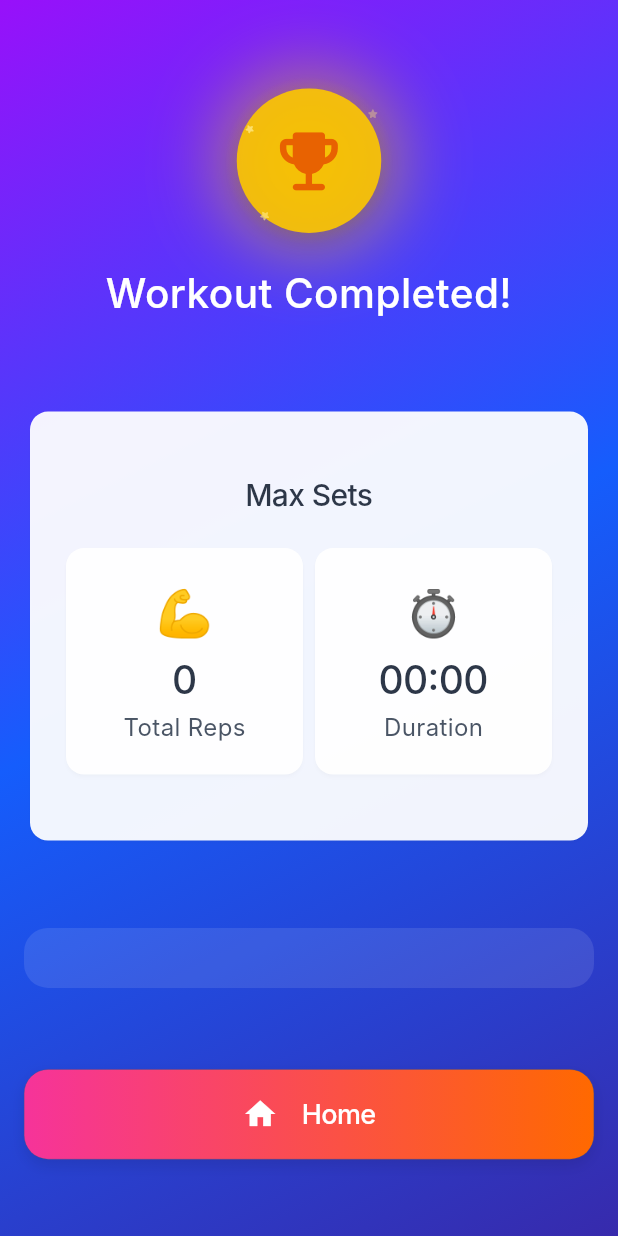
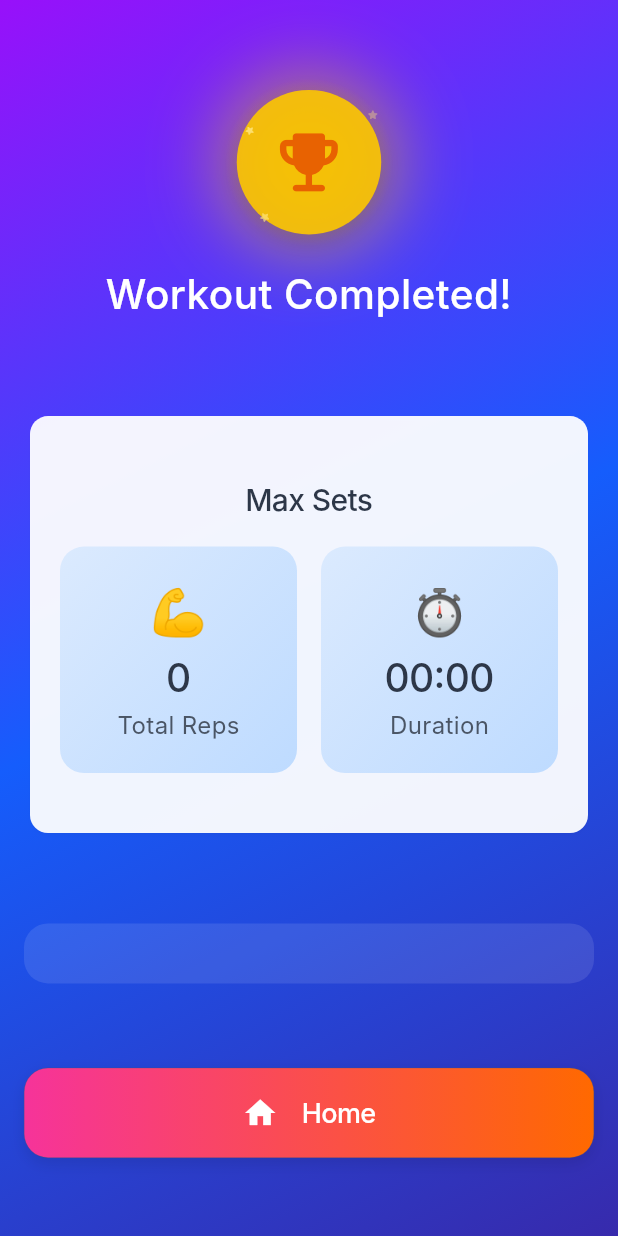
Before and after one commit to SaturnFromTitan/pull-up-ritual, a Flutter app: the SuccessScreen screen opened directly with empty values, on a phone screen of 412 x 824 dp. Run offline on Flutter 3.47's test engine with Material 3 defaults, Android fonts, the phone set to English and light mode, and no system bars; Roboto replaces fonts that are missing (Inter).

Commit message:
feat: style background of TotalCards on success screen

```diff
--- a/lib/common/themes/app_colors.dart
+++ b/lib/common/themes/app_colors.dart
@@ -31,13 +31,17 @@ class AppColors {
     Color(0xFFFF6900),
   ];
   static const List<Color> gradientSecondary = [
-    Color(0xFF00C950), // Green
-    Color(0xFF2B7FFF), // Blue
+    Color(0xFF00C950),
+    Color(0xFF2B7FFF),
   ];
-  static const List<Color> gradientBackground = [
-    Color(0xFF9810FA), // Purple start (0%)
-    Color(0xFF155DFC), // Blue middle (50%)
-    Color(0xFF372AAC), // Dark blue end (100%)
+  static const List<Color> gradientSurface = [
+    Color(0xFF9810FA),
+    Color(0xFF155DFC),
+    Color(0xFF372AAC),
+  ];
+  static const List<Color> gradientSurfaceOnLight = [
+    Color(0xFFDBEAFE),
+    Color(0xFFBEDBFF),
   ];
   static const List<Color> gradientAccentPurple = [
     Color(0xFF8B5CF6),
@@ -54,8 +58,13 @@ class AppColors {
 }
 
 class AppGradients {
-  static const LinearGradient background = LinearGradient(
-    colors: AppColors.gradientBackground,
+  static const LinearGradient surface = LinearGradient(
+    colors: AppColors.gradientSurface,
+    begin: Alignment.topLeft,
+    end: Alignment.bottomRight,
+  );
+  static const LinearGradient surfaceOnLight = LinearGradient(
+    colors: AppColors.gradientSurfaceOnLight,
     begin: Alignment.topLeft,
     end: Alignment.bottomRight,
   );
--- a/lib/common/widgets/screen_scaffold.dart
+++ b/lib/common/widgets/screen_scaffold.dart
@@ -14,7 +14,7 @@ class ScreenScaffold extends StatelessWidget {
 
   @override
   Widget build(BuildContext context) {
-    const gradient = AppGradients.background;
+    const gradient = AppGradients.surface;
 
     // not using GradientSurface as the DefaultTextStyle would be overridden
     // by Scaffolds text styles
--- a/lib/common/widgets/total_card.dart
+++ b/lib/common/widgets/total_card.dart
@@ -7,17 +7,25 @@ class TotalCard extends StatelessWidget {
   final String text;
   final String value;
   final String emoji;
+  final Color? color;
+  final LinearGradient? gradient;
   const TotalCard({
     super.key,
     required this.value,
     required this.text,
     required this.emoji,
-  });
+    this.color,
+    this.gradient,
+  }) : assert((color == null) != (gradient == null));
 
   @override
   Widget build(BuildContext context) {
-    return Card(
-      child: Padding(
+    return Container(
+      decoration: BoxDecoration(
+        color: color,
+        gradient: gradient,
+        borderRadius: BorderRadius.circular(AppSpacing.radiusMedium),
+      ),
       padding: EdgeInsets.all(AppSpacing.paddingSmall),
       child: Column(
         children: [
@@ -38,7 +46,6 @@ class TotalCard extends StatelessWidget {
           ),
         ],
       ),
-      ),
     );
   }
 }
--- a/lib/features/history/screens/history_screen.dart
+++ b/lib/features/history/screens/history_screen.dart
@@ -1,5 +1,6 @@
 import 'package:flutter/material.dart';
 import 'package:provider/provider.dart';
+import 'package:pull_up_ritual/common/themes/app_colors.dart';
 import 'package:pull_up_ritual/common/themes/app_spacing.dart';
 import 'package:pull_up_ritual/common/themes/app_typography.dart';
 import 'package:pull_up_ritual/common/widgets/total_card.dart';
@@ -33,6 +34,7 @@ class HistoryScreen extends StatelessWidget {
                 value: numWorkouts.toString(),
                 text: "Total Workouts",
                 emoji: "🏋",
+                color: AppColors.glassBackground,
               ),
             ),
             SizedBox(width: AppSpacing.xs),
@@ -41,6 +43,7 @@ class HistoryScreen extends StatelessWidget {
                 value: totalReps.toString(),
                 text: "Total Reps",
                 emoji: "💪",
+                color: AppColors.glassBackground,
               ),
             ),
           ],
--- a/lib/features/workout/screens/success_screen.dart
+++ b/lib/features/workout/screens/success_screen.dart
@@ -108,13 +108,16 @@ class _SuccessScreenState extends State<SuccessScreen>
                               text: "Total Reps",
                               value: totalReps.toString(),
                               emoji: "💪",
+                              gradient: AppGradients.surfaceOnLight,
                             ),
                           ),
+                          SizedBox(width: AppSpacing.md),
                           Expanded(
                             child: TotalCard(
                               text: "Duration",
                               value: durationText,
                               emoji: "⏱️",
+                              gradient: AppGradients.surfaceOnLight,
                             ),
                           ),
                         ],
```
Lines whose indentation alone changed are shown as unchanged.
